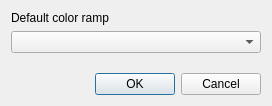
Old version of the form ui/settings.ui in the repository NationalSecurityAgency/qgis-densityanalysis-plugin.
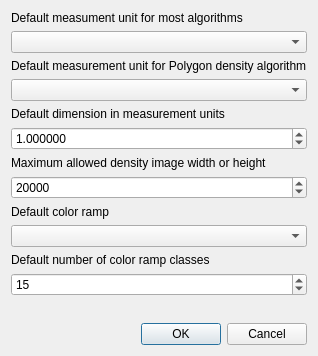
New version of the form.

Commit message: add more default settings.

What changed in the file:
```diff
--- a/ui/settings.ui
+++ b/ui/settings.ui
@@ -6,8 +6,8 @@
    <rect>
     <x>0</x>
     <y>0</y>
-    <width>272</width>
-    <height>106</height>
+    <width>312</width>
+    <height>356</height>
    </rect>
   </property>
   <property name="windowTitle">
@@ -17,6 +17,66 @@
    <bool>true</bool>
   </property>
   <layout class="QVBoxLayout" name="verticalLayout">
+   <item>
+    <widget class="QLabel" name="label_3">
+     <property name="text">
+      <string>Default measument unit for most algorithms</string>
+     </property>
+    </widget>
+   </item>
+   <item>
+    <widget class="QComboBox" name="unitsComboBox"/>
+   </item>
+   <item>
+    <widget class="QLabel" name="label_2">
+     <property name="text">
+      <string>Default measurement unit for Polygon density algorithm</string>
+     </property>
+    </widget>
+   </item>
+   <item>
+    <widget class="QComboBox" name="polyUnitsComboBox"/>
+   </item>
+   <item>
+    <widget class="QLabel" name="label_4">
+     <property name="text">
+      <string>Default dimension in measurement units</string>
+     </property>
+    </widget>
+   </item>
+   <item>
+    <widget class="QDoubleSpinBox" name="defaultDimensionSpinBox">
+     <property name="decimals">
+      <number>6</number>
+     </property>
+     <property name="maximum">
+      <double>10000000000000000.000000000000000</double>
+     </property>
+     <property name="value">
+      <double>1.000000000000000</double>
+     </property>
+    </widget>
+   </item>
+   <item>
+    <widget class="QLabel" name="label_5">
+     <property name="text">
+      <string>Maximum allowed density image width or height</string>
+     </property>
+    </widget>
+   </item>
+   <item>
+    <widget class="QSpinBox" name="maxImageSizeSpinBox">
+     <property name="minimum">
+      <number>1</number>
+     </property>
+     <property name="maximum">
+      <number>999999999</number>
+     </property>
+     <property name="value">
+      <number>20000</number>
+     </property>
+    </widget>
+   </item>
    <item>
     <widget class="QLabel" name="label">
      <property name="text">
@@ -27,6 +87,26 @@
    <item>
     <widget class="QComboBox" name="colorRampComboBox"/>
    </item>
+   <item>
+    <widget class="QLabel" name="label_6">
+     <property name="text">
+      <string>Default number of color ramp classes</string>
+     </property>
+    </widget>
+   </item>
+   <item>
+    <widget class="QSpinBox" name="rampClassesSpinBox">
+     <property name="minimum">
+      <number>2</number>
+     </property>
+     <property name="maximum">
+      <number>500</number>
+     </property>
+     <property name="value">
+      <number>15</number>
+     </property>
+    </widget>
+   </item>
    <item>
     <spacer name="verticalSpacer">
      <property name="orientation">
```
The commit also changes 1 other file.
